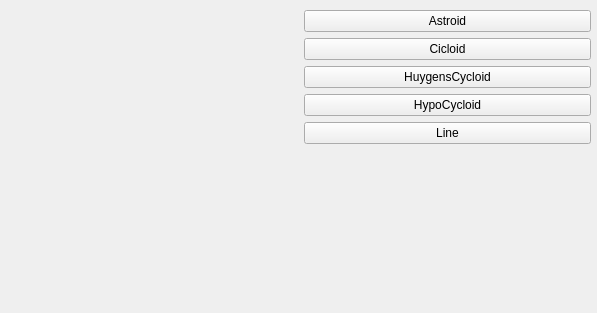
Before: the Qt Designer form mainwindow.ui in InasALKamachy/DEVEL, drawn with Qt 5.
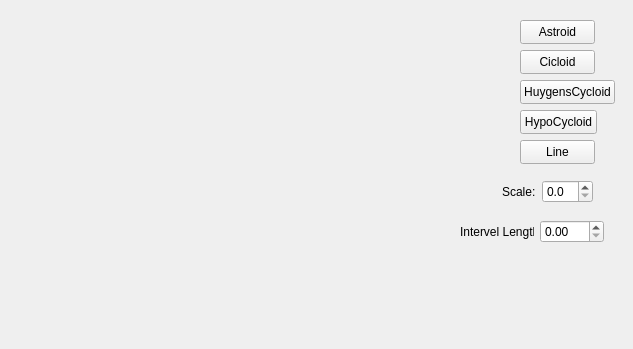
After: the same form once the commit is applied. Custom widgets are drawn as their Qt base class.

Commit message: finish scale and length

Diff of the .ui file:
```diff
--- a/mainwindow.ui
+++ b/mainwindow.ui
@@ -6,63 +6,148 @@
    <rect>
     <x>0</x>
     <y>0</y>
-    <width>597</width>
-    <height>313</height>
+    <width>633</width>
+    <height>349</height>
    </rect>
   </property>
   <property name="windowTitle">
    <string>MainWindow</string>
   </property>
   <widget class="QWidget" name="centralwidget">
-   <widget class="QWidget" name="layoutWidget">
+   <widget class="RenderArea" name="renderArea" native="true">
+    <property name="enabled">
+     <bool>true</bool>
+    </property>
     <property name="geometry">
      <rect>
       <x>10</x>
       <y>10</y>
-      <width>581</width>
+      <width>341</width>
       <height>291</height>
      </rect>
     </property>
-    <layout class="QGridLayout" name="gridLayout">
-     <item row="1" column="1">
-      <widget class="QPushButton" name="btnCicloid">
+   </widget>
+   <widget class="QPushButton" name="btnAstroid">
+    <property name="geometry">
+     <rect>
+      <x>520</x>
+      <y>20</y>
+      <width>75</width>
+      <height>24</height>
+     </rect>
+    </property>
+    <property name="text">
+     <string>Astroid</string>
+    </property>
+   </widget>
+   <widget class="QPushButton" name="btnHugens">
+    <property name="geometry">
+     <rect>
+      <x>520</x>
+      <y>80</y>
+      <width>95</width>
+      <height>24</height>
+     </rect>
+    </property>
+    <property name="text">
+     <string>HuygensCycloid</string>
+    </property>
+   </widget>
+   <widget class="QPushButton" name="btnCicloid">
+    <property name="geometry">
+     <rect>
+      <x>520</x>
+      <y>50</y>
+      <width>75</width>
+      <height>24</height>
+     </rect>
+    </property>
+    <property name="text">
+     <string>Cicloid</string>
+    </property>
+   </widget>
+   <widget class="QPushButton" name="btnHypo">
+    <property name="geometry">
+     <rect>
+      <x>520</x>
+      <y>110</y>
+      <width>77</width>
+      <height>24</height>
+     </rect>
+    </property>
+    <property name="text">
+     <string>HypoCycloid</string>
+    </property>
+   </widget>
+   <widget class="QPushButton" name="btnLine">
+    <property name="geometry">
+     <rect>
+      <x>520</x>
+      <y>140</y>
+      <width>75</width>
+      <height>24</height>
+     </rect>
+    </property>
+    <property name="text">
+     <string>Line</string>
+    </property>
+   </widget>
+   <widget class="QWidget" name="">
+    <property name="geometry">
+     <rect>
+      <x>502</x>
+      <y>180</y>
+      <width>91</width>
+      <height>24</height>
+     </rect>
+    </property>
+    <layout class="QHBoxLayout" name="horizontalLayout">
+     <item>
+      <widget class="QLabel" name="label">
        <property name="text">
-        <string>Cicloid</string>
+        <string>Scale:</string>
        </property>
       </widget>
      </item>
-     <item row="0" column="0" rowspan="7">
-      <widget class="RenderArea" name="renderArea" native="true">
-       <property name="enabled">
-        <bool>true</bool>
+     <item>
+      <widget class="QDoubleSpinBox" name="spinScale">
+       <property name="decimals">
+        <number>1</number>
        </property>
-      </widget>
-     </item>
-     <item row="2" column="1">
-      <widget class="QPushButton" name="btnHugens">
-       <property name="text">
-        <string>HuygensCycloid</string>
+       <property name="maximum">
+        <double>100.000000000000000</double>
        </property>
-      </widget>
-     </item>
-     <item row="0" column="1">
-      <widget class="QPushButton" name="btnAstroid">
-       <property name="text">
-        <string>Astroid</string>
+       <property name="singleStep">
+        <double>0.100000000000000</double>
        </property>
       </widget>
      </item>
-     <item row="3" column="1">
-      <widget class="QPushButton" name="btnHypo">
+    </layout>
+   </widget>
+   <widget class="QWidget" name="">
+    <property name="geometry">
+     <rect>
+      <x>460</x>
+      <y>220</y>
+      <width>144</width>
+      <height>24</height>
+     </rect>
+    </property>
+    <layout class="QHBoxLayout" name="horizontalLayout_2">
+     <item>
+      <widget class="QLabel" name="label_2">
        <property name="text">
-        <string>HypoCycloid</string>
+        <string>Intervel Length:</string>
        </property>
       </widget>
      </item>
-     <item row="4" column="1">
-      <widget class="QPushButton" name="btnLine">
-       <property name="text">
-        <string>Line</string>
+     <item>
+      <widget class="QDoubleSpinBox" name="spinInterval">
+       <property name="maximum">
+        <double>100.000000000000000</double>
+       </property>
+       <property name="singleStep">
+        <double>0.100000000000000</double>
        </property>
       </widget>
      </item>
```
The commit also changes 3 other files.
